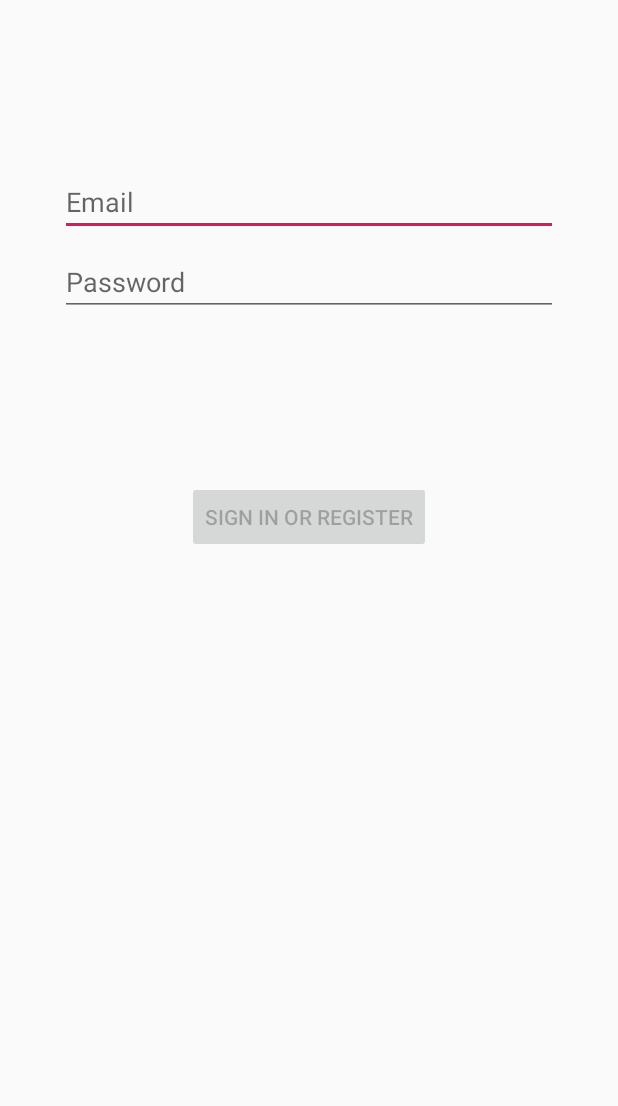
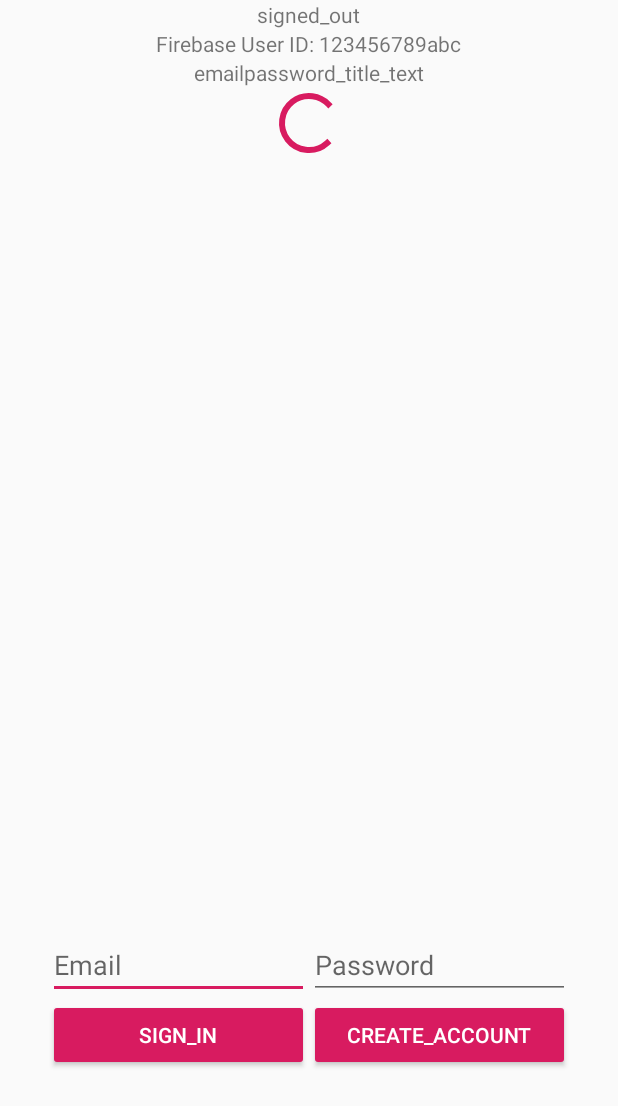
Before and after one commit to 1012388/HelpTicket, an Android app: the layout activity_login.xml on its own in the app's theme, with its tools: preview values and no code run, on a phone screen of 412 x 824 dp. Shown: the top 1106 px of the screen. Run offline under Robolectric (Android 15) with nearby library versions, the phone set to English and light mode, and no system bars.

Commit message:
Finishing the Login Activity to provide Login through Firebase API

```diff
--- a/app/src/main/res/layout/activity_login.xml
+++ b/app/src/main/res/layout/activity_login.xml
@@ -1,78 +1,139 @@
 <?xml version="1.0" encoding="utf-8"?>
-<androidx.constraintlayout.widget.ConstraintLayout xmlns:android="http://schemas.android.com/apk/res/android"
-    xmlns:app="http://schemas.android.com/apk/res-auto"
+<LinearLayout
+    xmlns:android="http://schemas.android.com/apk/res/android"
     xmlns:tools="http://schemas.android.com/tools"
-    android:id="@+id/container"
+    android:id="@+id/main_layout"
     android:layout_width="match_parent"
     android:layout_height="match_parent"
-    android:paddingLeft="@dimen/activity_horizontal_margin"
-    android:paddingTop="@dimen/activity_vertical_margin"
-    android:paddingRight="@dimen/activity_horizontal_margin"
-    android:paddingBottom="@dimen/activity_vertical_margin"
+    android:orientation="vertical"
+    android:weightSum="4"
     tools:context=".ui.login.LoginActivity">
+
+    <LinearLayout
+        android:id="@+id/linearLayout"
+        android:layout_width="match_parent"
+        android:layout_height="12dp"
+        android:layout_weight="3"
+        android:gravity="center_horizontal"
+        android:orientation="vertical">
+
+        <TextView
+            android:id="@+id/status"
+            android:layout_width="wrap_content"
+            android:layout_height="wrap_content"
+            android:text="signed_out" />
+
+        <TextView
+            android:id="@+id/detail"
+            android:layout_width="wrap_content"
+            android:layout_height="wrap_content"
+            tools:text="Firebase User ID: 123456789abc" />
+
+        <TextView
+            android:id="@+id/titleText"
+            android:layout_width="wrap_content"
+            android:layout_height="wrap_content"
+
+            android:text="emailpassword_title_text" />
+
+        <ProgressBar
+            android:id="@+id/progressBar"
+            style="?android:attr/progressBarStyle"
+            android:layout_width="match_parent"
+            android:layout_height="wrap_content" />
+
+    </LinearLayout>
+
+    <RelativeLayout
+        android:id="@+id/relativeLayout"
+        android:layout_width="match_parent"
+        android:layout_height="0dp"
+        android:layout_weight="1"
+        android:orientation="horizontal"
+        android:paddingLeft="16dp"
+        android:paddingRight="16dp">
+
+        <LinearLayout
+            android:id="@+id/emailPasswordFields"
+            android:layout_width="match_parent"
+            android:layout_height="wrap_content"
+            android:orientation="horizontal"
+            android:paddingLeft="16dp"
+            android:paddingRight="16dp">
 
             <EditText
                 android:id="@+id/username"
                 android:layout_width="0dp"
                 android:layout_height="wrap_content"
-        android:layout_marginStart="24dp"
-        android:layout_marginTop="96dp"
-        android:layout_marginEnd="24dp"
-
+                android:layout_weight="1"
                 android:hint="@string/prompt_email"
                 android:inputType="textEmailAddress"
-        android:selectAllOnFocus="true"
-        app:layout_constraintEnd_toEndOf="parent"
-        app:layout_constraintStart_toStartOf="parent"
-        app:layout_constraintTop_toTopOf="parent" />
+                android:selectAllOnFocus="true" />
 
             <EditText
                 android:id="@+id/password"
                 android:layout_width="0dp"
                 android:layout_height="wrap_content"
-        android:layout_marginStart="24dp"
-        android:layout_marginTop="8dp"
-        android:layout_marginEnd="24dp"
+                android:layout_weight="1"
+                android:hint="@string/prompt_password"
+                android:inputType="textPassword" />
+        </LinearLayout>
 
-        android:hint="@string/prompt_password"
-        android:imeActionLabel="@string/action_sign_in_short"
-        android:imeOptions="actionDone"
-        android:inputType="textPassword"
-        android:selectAllOnFocus="true"
-        app:layout_constraintEnd_toEndOf="parent"
-        app:layout_constraintStart_toStartOf="parent"
-        app:layout_constraintTop_toBottomOf="@+id/username" />
+        <LinearLayout
+            android:id="@+id/emailPasswordButtons"
+            android:layout_width="match_parent"
+            android:layout_height="wrap_content"
+            android:layout_below="@+id/emailPasswordFields"
+            android:orientation="horizontal"
+            android:paddingLeft="16dp"
+            android:paddingRight="16dp">
 
             <Button
-        android:id="@+id/login"
-        android:layout_width="wrap_content"
+                android:id="@+id/emailSignInButton"
+                style="@style/Widget.AppCompat.Button.Colored"
+                android:layout_width="0dp"
                 android:layout_height="wrap_content"
-        android:layout_gravity="start"
-        android:layout_marginStart="48dp"
-        android:layout_marginTop="16dp"
-        android:layout_marginEnd="48dp"
-        android:layout_marginBottom="64dp"
-        android:enabled="false"
-        android:text="@string/action_sign_in"
-        app:layout_constraintBottom_toBottomOf="parent"
-        app:layout_constraintEnd_toEndOf="parent"
-        app:layout_constraintStart_toStartOf="parent"
-        app:layout_constraintTop_toBottomOf="@+id/password"
-        app:layout_constraintVertical_bias="0.2" />
+                android:layout_weight="1"
+                android:text="Sign_in" />
 
-    <ProgressBar
-        android:id="@+id/loading"
-        android:layout_width="wrap_content"
+            <Button
+                android:id="@+id/emailCreateAccountButton"
+                style="@style/Widget.AppCompat.Button.Colored"
+                android:layout_width="0dp"
                 android:layout_height="wrap_content"
-        android:layout_gravity="center"
-        android:layout_marginStart="32dp"
-        android:layout_marginTop="64dp"
-        android:layout_marginEnd="32dp"
-        android:layout_marginBottom="64dp"
+                android:layout_weight="1"
+                android:text="Create_account" />
+        </LinearLayout>
+
+        <LinearLayout
+            android:id="@+id/signedInButtons"
+            android:layout_width="match_parent"
+            android:layout_height="wrap_content"
+            android:layout_centerInParent="true"
+            android:orientation="horizontal"
+            android:paddingLeft="16dp"
+            android:paddingRight="16dp"
             android:visibility="gone"
-        app:layout_constraintBottom_toBottomOf="parent"
-        app:layout_constraintEnd_toEndOf="@+id/password"
-        app:layout_constraintStart_toStartOf="@+id/password"
-        app:layout_constraintTop_toTopOf="parent"
-        app:layout_constraintVertical_bias="0.3" />
-</androidx.constraintlayout.widget.ConstraintLayout>
+            android:weightSum="2.0">
+
+            <Button
+                android:id="@+id/signOutButton"
+                style="@style/Widget.AppCompat.Button.Colored"
+                android:layout_width="0dp"
+                android:layout_height="wrap_content"
+                android:layout_weight="1.0"
+                android:text="SignOut" />
+
+            <Button
+                android:id="@+id/verifyEmailButton"
+                style="@style/Widget.AppCompat.Button.Colored"
+                android:layout_width="0dp"
+                android:layout_height="wrap_content"
+                android:layout_weight="1.0"
+                android:text="verify_email" />
+
+        </LinearLayout>
+
+    </RelativeLayout>
+
+</LinearLayout>
```
Also changed, not shown: app/build.gradle (+6 -2 lines), app/src/main/java/com/example/helpticket/ui/login/LoggedInUserView.java (deleted, +0 -17 lines), app/src/main/java/com/example/helpticket/ui/login/LoginActivity.java (+105 -41 lines), app/src/main/java/com/example/helpticket/ui/login/LoginFormState.java (deleted, +0 -40 lines), app/src/main/java/com/example/helpticket/ui/login/LoginResult.java (deleted, +0 -31 lines), app/src/main/java/com/example/helpticket/ui/login/LoginViewModel.java (deleted, +0 -72 lines), app/src/main/java/com/example/helpticket/ui/login/LoginViewModelFactory.java (deleted, +0 -26 lines). Lines whose indentation alone changed are shown as unchanged.
